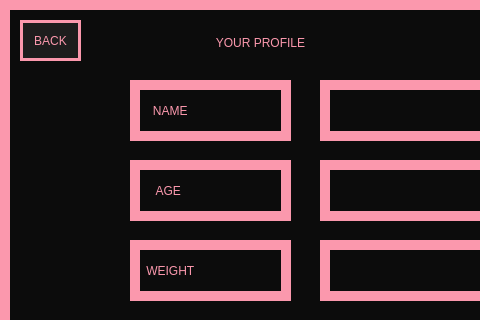
First picture: the form in View/Profile.ui, repository Hanna-J-K/fitnessapp, before the edit; both pictures show x 0 to 480 and y 0 to 320 of the 786 by 591 pixel window.
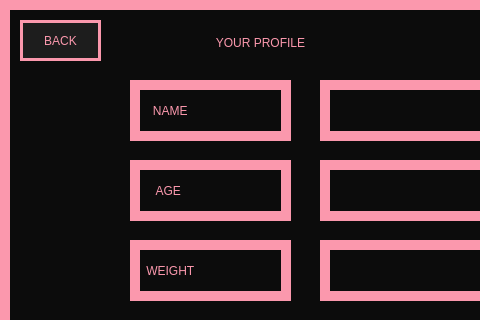
Second picture: the form after the edit.

Diff of the .ui file:
```diff
--- a/View/Profile.ui
+++ b/View/Profile.ui
@@ -24,7 +24,7 @@
      <rect>
       <x>20</x>
       <y>20</y>
-      <width>61</width>
+      <width>81</width>
       <height>41</height>
      </rect>
     </property>
```
